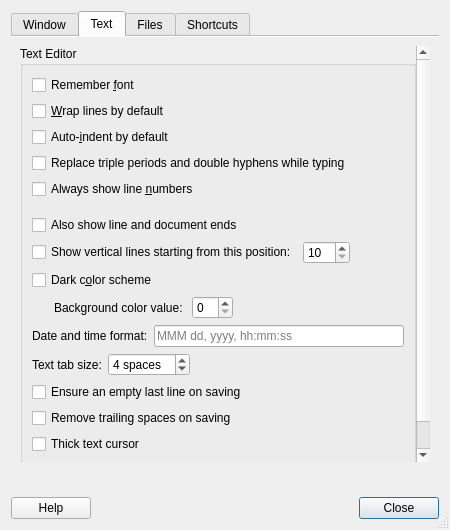
First picture: the form in featherpad/prefDialog.ui, repository tembun/fpad, before the edit.
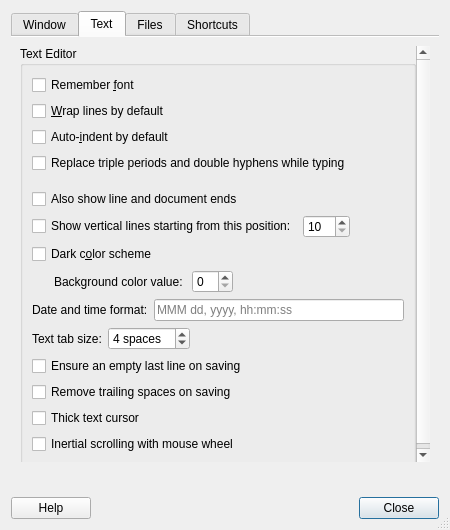
Second picture: the form after the edit. The open tabs and pages were chosen to show the change. Icons and pictures are not drawn.

Commit message: remove line numbers setting

```diff
--- a/featherpad/prefDialog.ui
+++ b/featherpad/prefDialog.ui
@@ -465,13 +465,6 @@
                 </property>
                </widget>
               </item>
-              <item>
-               <widget class="QCheckBox" name="lineBox">
-                <property name="text">
-                 <string>Always show line &amp;numbers</string>
-                </property>
-               </widget>
-              </item>
               <item>
                <layout class="QHBoxLayout" name="horizontalLayout_4">
                 <item>
```
The commit also changes 4 other files.
